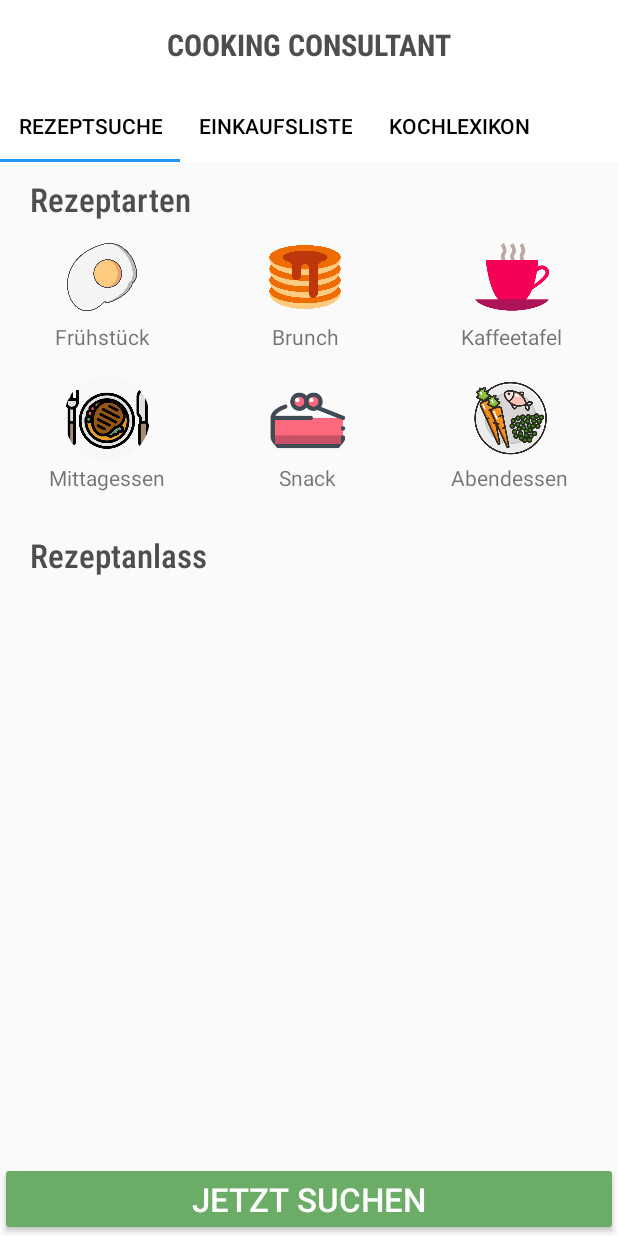
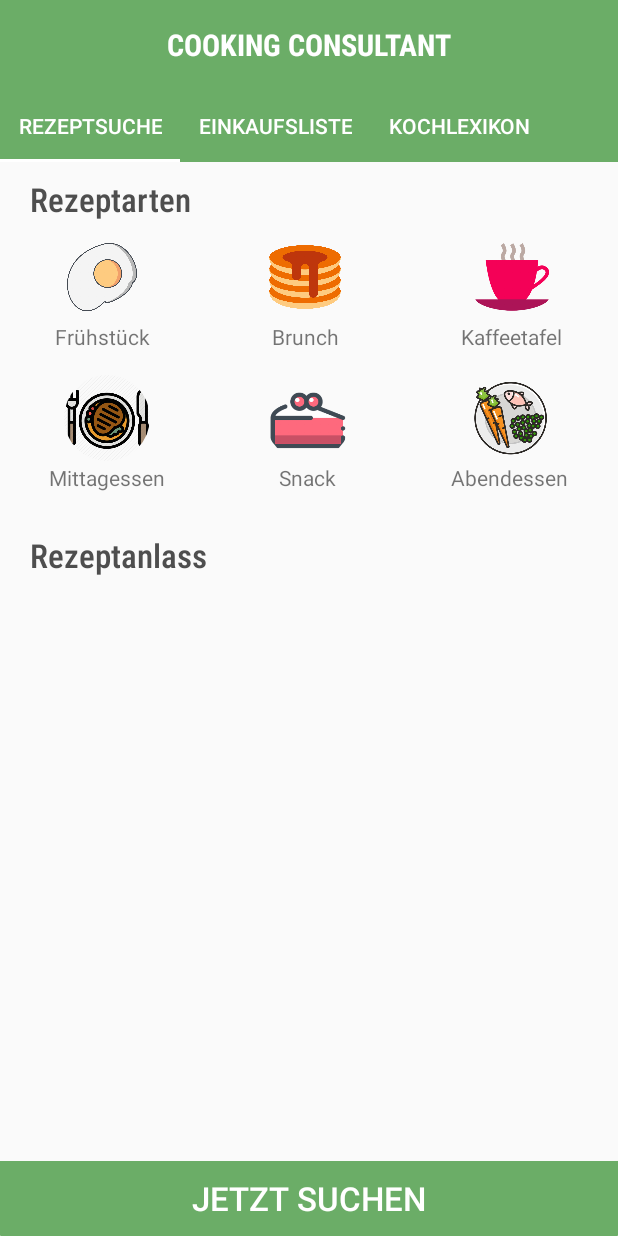
Before and after one commit to SalihColak/Cooking-Consultant, an Android app: the screen it shows after launch (ActivityMain), after a tap on an icon or button, on a phone screen of 412 x 824 dp. Run offline under Robolectric (Android 15) with nearby library versions, the phone set to English and light mode, and no system bars; our stand-ins replace CircleImageView; 1 statement that could not run was skipped.

Commit message:
Design Anpassung

```diff
--- a/src/Android/app/src/main/java/cookingconsultant/app/gui/RezeptFragment.java
+++ b/src/Android/app/src/main/java/cookingconsultant/app/gui/RezeptFragment.java
@@ -61,7 +61,7 @@ public class RezeptFragment extends Fragment implements View.OnClickListener {
         else{
             rezeptartList.add(circleImageView.getTag().toString());
             circleImageView.setActivated(true);
-            circleImageView.setBorderColor(Color.parseColor("#000000"));
+            circleImageView.setBorderColor(Color.parseColor("#ffffff"));
             circleImageView.setCircleBackgroundColor(Color.parseColor(BACKGROUND_COLOR));
         }
 
--- /dev/null
+++ b/src/Android/app/src/main/res/drawable/btn_round.xml
@@ -0,0 +1,8 @@
+<?xml version="1.0" encoding="utf-8"?>
+<shape xmlns:android="http://schemas.android.com/apk/res/android">
+    <solid android:color="@color/colorAccent"/>
+    <corners android:topLeftRadius="0dp"
+        android:topRightRadius="0dp"
+        android:bottomLeftRadius="0.1dp"
+        android:bottomRightRadius="0.1dp"/>
+</shape>
--- a/src/Android/app/src/main/res/layout/activity_main.xml
+++ b/src/Android/app/src/main/res/layout/activity_main.xml
@@ -19,7 +19,7 @@
             android:layout_width="wrap_content"
             android:layout_height="wrap_content"
             android:text="COOKING CONSULTANT"
-            android:textColor="@color/appname"
+            android:textColor="@color/white"
             android:textSize="20sp"
             android:textStyle="bold"
             android:fontFamily="sans-serif-condensed"/>
@@ -32,7 +32,7 @@
         android:layout_height="wrap_content"
         app:tabGravity="fill"
         app:tabMode="scrollable"
-        app:tabTextColor="@color/tabtextcolor"
+        app:tabTextColor="@color/white"
         android:background="@color/colorPrimary"
         app:tabIndicatorColor="@color/tabindicatorcolor"></com.google.android.material.tabs.TabLayout>
 
--- a/src/Android/app/src/main/res/layout/rezept_fragment.xml
+++ b/src/Android/app/src/main/res/layout/rezept_fragment.xml
@@ -215,6 +215,9 @@
                 android:textStyle="bold"
                 android:fontFamily="sans-serif-condensed-light" />
 
+            <View
+                android:layout_width="match_parent"
+                android:layout_height="500dp"></View>
 
         </LinearLayout>
 
@@ -225,9 +228,11 @@
         android:id="@+id/rezepte_suchen_id"
         style="@style/Widget.AppCompat.Button.Colored"
         android:layout_width="match_parent"
-        android:layout_height="wrap_content"
+        android:layout_height="50dp"
         android:layout_alignParentBottom="true"
-
+        android:background="@drawable/btn_round"
+        android:foreground="?attr/selectableItemBackground"
+        android:clickable="true"
         android:text="Jetzt Suchen"
         android:textSize="22sp" />
 
--- a/src/Android/app/src/main/res/values/colors.xml
+++ b/src/Android/app/src/main/res/values/colors.xml
@@ -1,12 +1,12 @@
 <?xml version="1.0" encoding="utf-8"?>
 <resources>
-    <color name="colorPrimary">#FFFFFF</color>
+    <color name="colorPrimary">#6BAD67</color>
     <color name="colorPrimaryDark">#6BAD67</color>
     <color name="colorAccent">#6BAD67</color>
     <color name="white">#ffffff</color>
     <color name="tabtextcolor">#000000</color>
     <color name="appname">#4E4E4E</color>
     <color name="transparent">#00000000</color>
-    <color name="tabindicatorcolor">#2196F3</color>
+    <color name="tabindicatorcolor">#FFFFFF</color>
     <color name="tablayout">#67F039</color>
 </resources>
```
